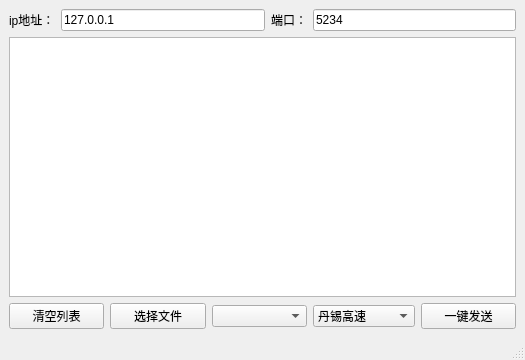
Above: mainwindow.ui from jozhn/PClient before the change. Below: the same form after it.
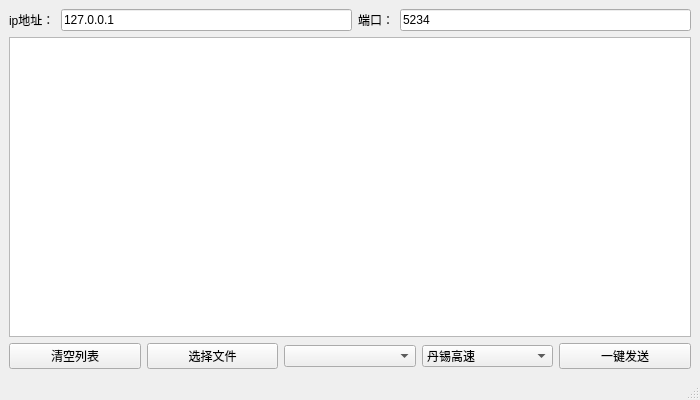
That is the form after the change.

```diff
--- a/mainwindow.ui
+++ b/mainwindow.ui
@@ -9,8 +9,8 @@
    <rect>
     <x>0</x>
     <y>0</y>
-    <width>525</width>
-    <height>360</height>
+    <width>700</width>
+    <height>400</height>
    </rect>
   </property>
   <property name="sizePolicy">
@@ -21,8 +21,8 @@
   </property>
   <property name="minimumSize">
    <size>
-    <width>525</width>
-    <height>360</height>
+    <width>700</width>
+    <height>400</height>
    </size>
   </property>
   <property name="maximumSize">
```
Left out of the diff: 2 changed lines with no effect on the pictures.
